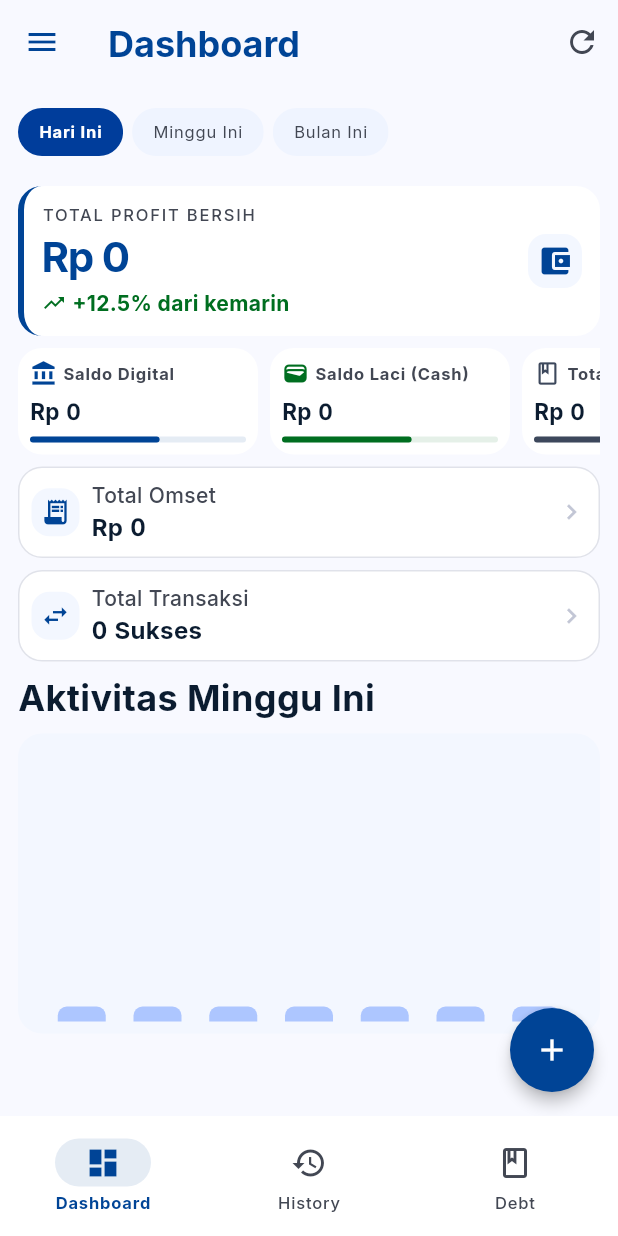
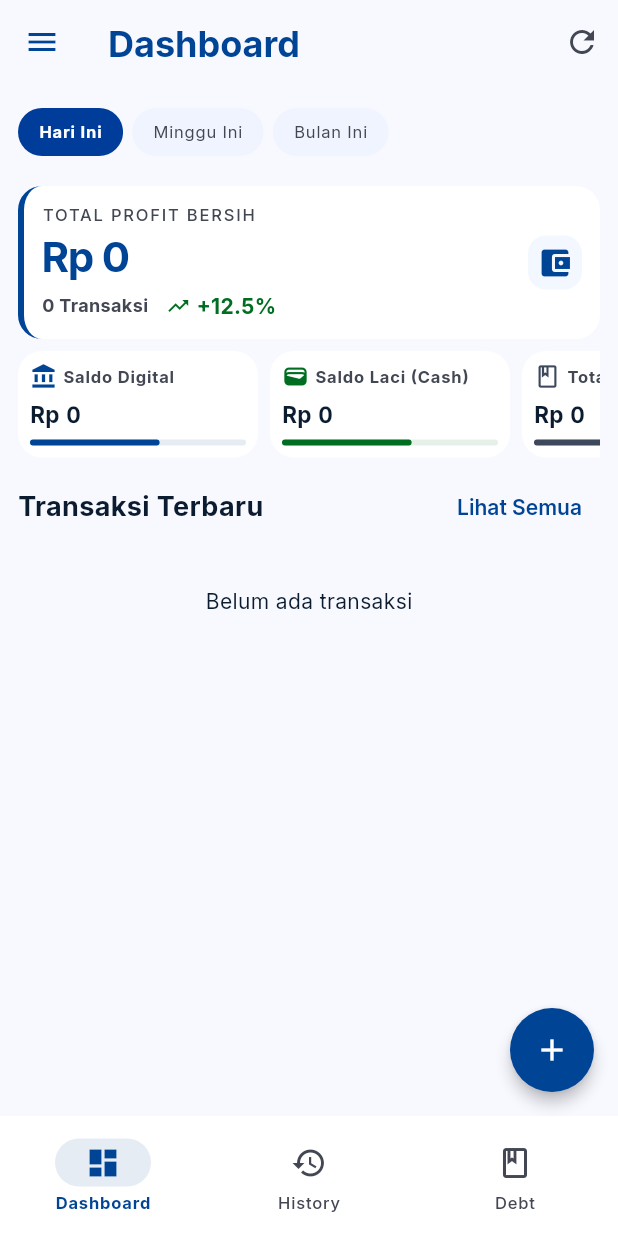
Before and after one commit to dheariarachman/cashkas-apps, a Flutter app: the screen it shows after launch, on a phone screen of 412 x 824 dp. Run offline on Flutter 3.47's test engine with Material 3 defaults, Android fonts, the phone set to English and light mode, and no system bars; our stand-ins replace firebase_core, google_fonts, sqflite_common_ffi; accounts and stored records are empty.

Commit message:
fix: some bugs and adjust design

```diff
--- a/lib/core/providers/financial_provider.dart
+++ b/lib/core/providers/financial_provider.dart
@@ -24,6 +24,8 @@ class FinancialProvider extends ChangeNotifier {
   static const int _historyLimit = 10;
   bool _isHistoryLoading = false;
 
+  int _currentTabIndex = 0;
+
   double get totalProfit => _totalProfit;
   double get digitalBalance => _digitalBalance;
   double get cashBalance => _cashBalance;
@@ -35,6 +37,13 @@ class FinancialProvider extends ChangeNotifier {
   List<TransactionModel> get transactions => _transactions;
   List<Map<String, dynamic>> get debts => _debts;
   double get totalBalance => _digitalBalance + _cashBalance;
+
+  int get currentTabIndex => _currentTabIndex;
+
+  void setTabIndex(int index) {
+    _currentTabIndex = index;
+    notifyListeners();
+  }
 
   // History Getters
   List<TransactionModel> get historyTransactions => _historyTransactions;
--- a/lib/features/dashboard/dashboard_screen.dart
+++ b/lib/features/dashboard/dashboard_screen.dart
@@ -1,13 +1,17 @@
+import 'package:cashkas/features/history/history_screen.dart';
 import 'package:flutter/material.dart';
 import 'package:intl/intl.dart';
 import 'package:provider/provider.dart';
 
+import '../../core/components/financial_card.dart';
 import '../../core/design/app_colors.dart';
 import '../../core/design/app_spacing.dart';
 import '../../core/design/app_shapes.dart';
 import '../../core/design/app_typography.dart';
 import '../../core/design/app_elevation.dart';
+import '../../core/models/transaction_model.dart';
 import '../../core/providers/financial_provider.dart';
+import '../../core/components/status_badge.dart';
 import '../transaction/new_transaction_bottom_sheet.dart';
 
 class DashboardScreen extends StatefulWidget {
@@ -41,6 +45,35 @@ class _DashboardScreenState extends State<DashboardScreen>
       symbol: 'Rp ',
       decimalDigits: 0,
     ).format(amount);
+  }
+
+  String _formatDate(String isoDate) {
+    try {
+      final date = DateTime.parse(isoDate);
+      return DateFormat('HH:mm • dd MMM').format(date);
+    } catch (e) {
+      return isoDate;
+    }
+  }
+
+  IconData _getIconForType(TransactionType type) {
+    switch (type) {
+      case TransactionType.transfer: return Icons.account_balance_outlined;
+      case TransactionType.withdrawal: return Icons.account_balance_wallet_outlined;
+      case TransactionType.topup: return Icons.phone_android_outlined;
+      case TransactionType.ppob: return Icons.bolt;
+      default: return Icons.receipt_long_outlined;
+    }
+  }
+
+  Color _getIconColorForType(TransactionType type) {
+    switch (type) {
+      case TransactionType.transfer: return Colors.blue;
+      case TransactionType.withdrawal: return Colors.indigo;
+      case TransactionType.topup: return Colors.blueAccent;
+      case TransactionType.ppob: return Colors.orange;
+      default: return AppColors.primary;
+    }
   }
 
   @override
@@ -89,17 +122,15 @@ class _DashboardScreenState extends State<DashboardScreen>
                 children: [
                   _buildFilterChips(),
                   const SizedBox(height: AppSpacing.lg),
-                  _buildMainProfitCard(financial.totalProfit),
+                  _buildMainProfitCard(financial.totalProfit, financial.totalTransactions),
                   const SizedBox(height: AppSpacing.md),
                   _buildBalanceCards(financial),
-                  const SizedBox(height: AppSpacing.md),
-                  _buildSummaryCards(financial),
                   const SizedBox(height: AppSpacing.md),
                   if (financial.debtCount > 0) ...[
                     _buildWarningCard(financial.debtCount, financial.totalDebt),
                     const SizedBox(height: AppSpacing.md),
                   ],
-                  _buildActivitySection(financial.weeklyActivity),
+                  _buildLatestTransactions(financial.transactions),
                   const SizedBox(height: AppSpacing.xl * 2),
                 ],
               ),
@@ -160,7 +191,7 @@ class _DashboardScreenState extends State<DashboardScreen>
     );
   }
 
-  Widget _buildMainProfitCard(double profit) {
+  Widget _buildMainProfitCard(double profit, int transactionCount) {
     return Container(
       width: double.infinity,
       padding: const EdgeInsets.all(AppSpacing.lg),
@@ -198,9 +229,17 @@ class _DashboardScreenState extends State<DashboardScreen>
                     ),
                   ),
                 ),
-                const SizedBox(height: AppSpacing.xs),
+                const SizedBox(height: AppSpacing.sm),
                 Row(
                   children: [
+                    Text(
+                      '$transactionCount Transaksi',
+                      style: AppTypography.bodySm.copyWith(
+                        color: AppColors.onSurfaceVariant,
+                        fontWeight: FontWeight.bold,
+                      ),
+                    ),
+                    const SizedBox(width: 12),
                     const Icon(
                       Icons.trending_up,
                       color: AppColors.success,
@@ -208,8 +247,8 @@ class _DashboardScreenState extends State<DashboardScreen>
                     ),
                     const SizedBox(width: 4),
                     Text(
-                      '+12.5% dari kemarin',
-                      style: AppTypography.bodyMedium.copyWith(
+                      '+12.5%',
+                      style: AppTypography.bodyMd.copyWith(
                         color: AppColors.success,
                         fontWeight: FontWeight.bold,
                       ),
@@ -344,75 +383,6 @@ class _DashboardScreenState extends State<DashboardScreen>
     );
   }
 
-  Widget _buildSummaryCards(FinancialProvider financial) {
-    return Column(
-      children: [
-        _buildSummaryItem(
-          'Total Omset',
-          _formatCurrency(financial.totalOmset),
-          Icons.receipt_long,
-        ),
-        const SizedBox(height: AppSpacing.md),
-        _buildSummaryItem(
-          'Total Transaksi',
-          '${financial.totalTransactions} Sukses',
-          Icons.swap_horiz,
-        ),
-      ],
-    );
-  }
-
-  Widget _buildSummaryItem(String title, String value, IconData icon) {
-    return Container(
-      padding: const EdgeInsets.all(AppSpacing.md),
-      decoration: BoxDecoration(
-        color: Colors.white,
-        borderRadius: AppShapes.borderRadiusLg,
-        boxShadow: AppElevation.level1,
-        border: Border.all(color: AppColors.outlineVariant.withOpacity(0.5)),
-      ),
-      child: Row(
-        children: [
-          Container(
-            padding: const EdgeInsets.all(AppSpacing.sm),
-            decoration: BoxDecoration(
-              color: const Color(0xFFF3F7FF),
-              borderRadius: AppShapes.borderRadiusMd,
-            ),
-            child: Icon(icon, color: AppColors.primary, size: 20),
-          ),
-          const SizedBox(width: AppSpacing.md),
-          Expanded(
-            child: Column(
-              crossAxisAlignment: CrossAxisAlignment.start,
-              children: [
-                Text(
-                  title,
-                  style: AppTypography.bodyMedium.copyWith(
-                    color: AppColors.onSurfaceVariant,
-                    fontWeight: FontWeight.w500,
-                  ),
-                ),
-                Text(
-                  value,
-                  style: AppTypography.numericMd.copyWith(
-                    fontWeight: FontWeight.bold,
-                    fontSize: 16,
-                  ),
-                ),
-              ],
-            ),
-          ),
-          const Icon(
-            Icons.chevron_right,
-            color: AppColors.outlineVariant,
-            size: 20,
-          ),
-        ],
-      ),
-    );
-  }
-
   Widget _buildWarningCard(int count, double amount) {
     return Container(
       padding: const EdgeInsets.all(AppSpacing.md),
@@ -451,7 +421,7 @@ class _DashboardScreenState extends State<DashboardScreen>
                 const SizedBox(height: 2),
                 RichText(
                   text: TextSpan(
-                    style: AppTypography.bodyMedium.copyWith(
+                    style: AppTypography.bodyMd.copyWith(
                       color: const Color(0xFF93000A),
                     ),
                     children: [
@@ -473,50 +443,54 @@ class _DashboardScreenState extends State<DashboardScreen>
     );
   }
 
-  Widget _buildActivitySection(List<double> activity) {
+  Widget _buildLatestTransactions(List<TransactionModel> transactions) {
+    final latestTransactions = transactions.take(3).toList();
+
     return Column(
       crossAxisAlignment: CrossAxisAlignment.start,
       children: [
+        Row(
+          mainAxisAlignment: MainAxisAlignment.spaceBetween,
+          children: [
             Text(
-          'Aktivitas Minggu Ini',
+              'Transaksi Terbaru',
               style: AppTypography.headlineSmall.copyWith(
                 fontWeight: FontWeight.bold,
+                fontSize: 18,
               ),
             ),
-        const SizedBox(height: AppSpacing.md),
-        Container(
-          height: 200,
-          padding: const EdgeInsets.all(AppSpacing.md),
-          decoration: BoxDecoration(
-            color: const Color(0xFFF3F7FF),
-            borderRadius: AppShapes.borderRadiusLg,
+            TextButton(
+              onPressed: () {
+                context.read<FinancialProvider>().setTabIndex(1);
+              },
+              child: const Text('Lihat Semua'),
             ),
-          child: Row(
-            mainAxisAlignment: MainAxisAlignment.spaceEvenly,
-            crossAxisAlignment: CrossAxisAlignment.end,
-            children: activity.asMap().entries.map((entry) {
-              double maxVal = activity.reduce((a, b) => a > b ? a : b);
-              if (maxVal == 0) maxVal = 1;
-              double heightFactor = (entry.value / maxVal) * 150;
-              return _buildBar(
-                heightFactor,
-                isHighlight: entry.value == maxVal && entry.value > 0,
-              );
-            }).toList(),
+          ],
         ),
-        ),
+        const SizedBox(height: AppSpacing.sm),
+        if (latestTransactions.isEmpty)
+          const Padding(
+            padding: EdgeInsets.symmetric(vertical: 24),
+            child: Center(child: Text('Belum ada transaksi')),
+          )
+        else
+          ...latestTransactions.map((t) => FinancialCard(
+                title: t.type.name.toUpperCase(),
+                timestamp: _formatDate(t.createdAt),
+                formattedAmount: _formatCurrency(t.amount + t.fee),
+                formattedProfit: '+${_formatCurrency(t.profit)}',
+                type: t.type,
+                badgeStatus: t.status == TransactionStatus.lunas
+                    ? BadgeStatus.lunas
+                    : BadgeStatus.piutang,
+                badgeLabel: t.status == TransactionStatus.lunas ? 'Lunas' : 'Piutang',
+                icon: _getIconForType(t.type),
+                iconColor: _getIconColorForType(t.type),
+                iconBackgroundColor: _getIconColorForType(t.type).withOpacity(0.1),
+                leftBorderColor: t.status == TransactionStatus.piutang ? Colors.orange : null,
+                onTap: () {},
+              )),
       ],
     );
   }
-
-  Widget _buildBar(double height, {bool isHighlight = false}) {
-    return Container(
-      width: 32,
-      height: height.clamp(10, 150),
-      decoration: BoxDecoration(
-        color: isHighlight ? const Color(0xFF004496) : const Color(0xFFADC6FF),
-        borderRadius: const BorderRadius.vertical(top: Radius.circular(6)),
-      ),
-    );
 }
-}
--- a/lib/features/main/main_screen.dart
+++ b/lib/features/main/main_screen.dart
@@ -1,4 +1,5 @@
 import 'package:flutter/material.dart';
+import 'package:provider/provider.dart';
 
 import '../dashboard/dashboard_screen.dart';
 import '../debt/debt_screen.dart';
@@ -8,6 +9,7 @@ import '../master/master_layanan_screen.dart';
 import '../../core/design/app_colors.dart';
 import '../../core/design/app_spacing.dart';
 import '../../core/design/app_typography.dart';
+import '../../core/providers/financial_provider.dart';
 
 class MainScreen extends StatefulWidget {
   const MainScreen({super.key});
@@ -17,7 +19,6 @@ class MainScreen extends StatefulWidget {
 }
 
 class _MainScreenState extends State<MainScreen> {
-  int _currentIndex = 0;
   late PageController _pageController;
 
   final List<Widget> _screens = [
@@ -29,7 +30,8 @@ class _MainScreenState extends State<MainScreen> {
   @override
   void initState() {
     super.initState();
-    _pageController = PageController(initialPage: _currentIndex);
+    final initialTab = context.read<FinancialProvider>().currentTabIndex;
+    _pageController = PageController(initialPage: initialTab);
   }
 
   @override
@@ -39,9 +41,7 @@ class _MainScreenState extends State<MainScreen> {
   }
 
   void _onPageChanged(int index) {
-    setState(() {
-      _currentIndex = index;
-    });
+    context.read<FinancialProvider>().setTabIndex(index);
   }
 
   void _onItemTapped(int index) {
@@ -54,6 +54,18 @@ class _MainScreenState extends State<MainScreen> {
 
   @override
   Widget build(BuildContext context) {
+    return Consumer<FinancialProvider>(
+      builder: (context, provider, _) {
+        // Ensure PageController is in sync with provider index if changed externally
+        if (_pageController.hasClients &&
+            _pageController.page?.round() != provider.currentTabIndex) {
+          _pageController.animateToPage(
+            provider.currentTabIndex,
+            duration: const Duration(milliseconds: 300),
+            curve: Curves.easeInOutCubic,
+          );
+        }
+
         return Scaffold(
           body: PageView(
             controller: _pageController,
@@ -64,7 +76,7 @@ class _MainScreenState extends State<MainScreen> {
           ),
           drawer: _buildDrawer(context),
           bottomNavigationBar: NavigationBar(
-        selectedIndex: _currentIndex,
+            selectedIndex: provider.currentTabIndex,
             onDestinationSelected: _onItemTapped,
             destinations: const [
               NavigationDestination(
@@ -84,6 +96,8 @@ class _MainScreenState extends State<MainScreen> {
               ),
             ],
           ),
+        );
+      },
     );
   }
 
@@ -139,14 +153,14 @@ class _MainScreenState extends State<MainScreen> {
       ),
       accountName: Text(
         'Toko Maju Jaya',
-        style: AppTypography.bodyLarge.copyWith(
+        style: AppTypography.bodyLg.copyWith(
           color: Colors.white,
           fontWeight: FontWeight.bold,
         ),
       ),
       accountEmail: Text(
         'ID Agen: AG882910',
-        style: AppTypography.bodyMedium.copyWith(color: Colors.white70),
+        style: AppTypography.bodyMd.copyWith(color: Colors.white70),
       ),
     );
   }
@@ -156,7 +170,7 @@ class _MainScreenState extends State<MainScreen> {
       padding: const EdgeInsets.fromLTRB(20, 16, 20, 8),
       child: Text(
         label,
-        style: AppTypography.labelMedium.copyWith(
+        style: AppTypography.labelMd.copyWith(
           color: AppColors.onSurfaceVariant.withOpacity(0.5),
           letterSpacing: 1.5,
         ),
@@ -178,7 +192,7 @@ class _MainScreenState extends State<MainScreen> {
       ),
       title: Text(
         label,
-        style: AppTypography.bodyMedium.copyWith(
+        style: AppTypography.bodyMd.copyWith(
           color: isActive ? AppColors.primary : AppColors.onSurface,
           fontWeight: isActive ? FontWeight.bold : FontWeight.normal,
         ),
```
Also changed, not shown: lib/features/cash/cash_screen.dart (+53 -2 lines). Lines whose indentation alone changed are shown as unchanged.
